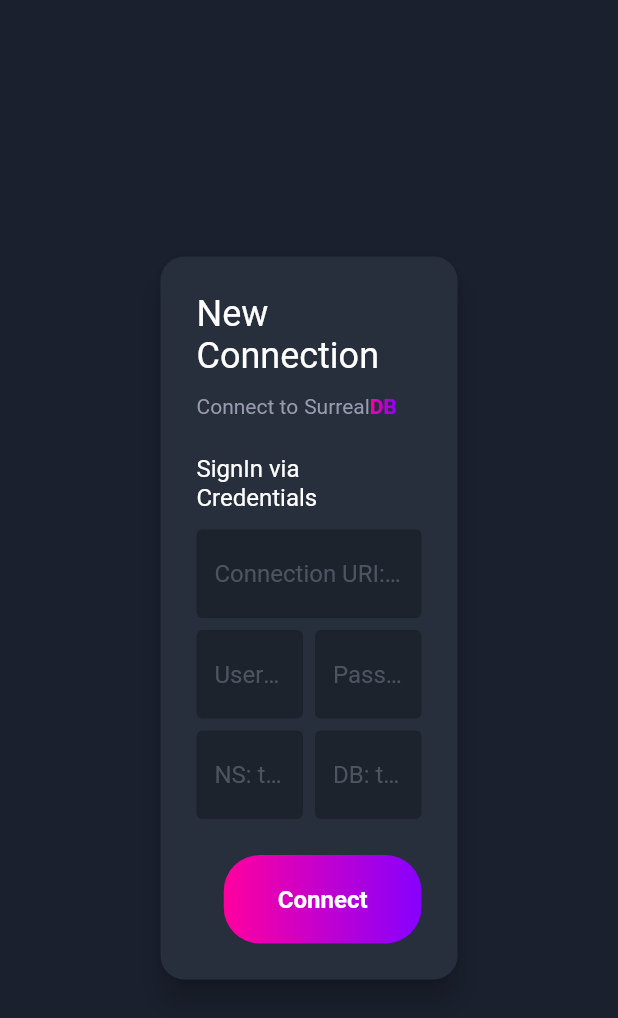
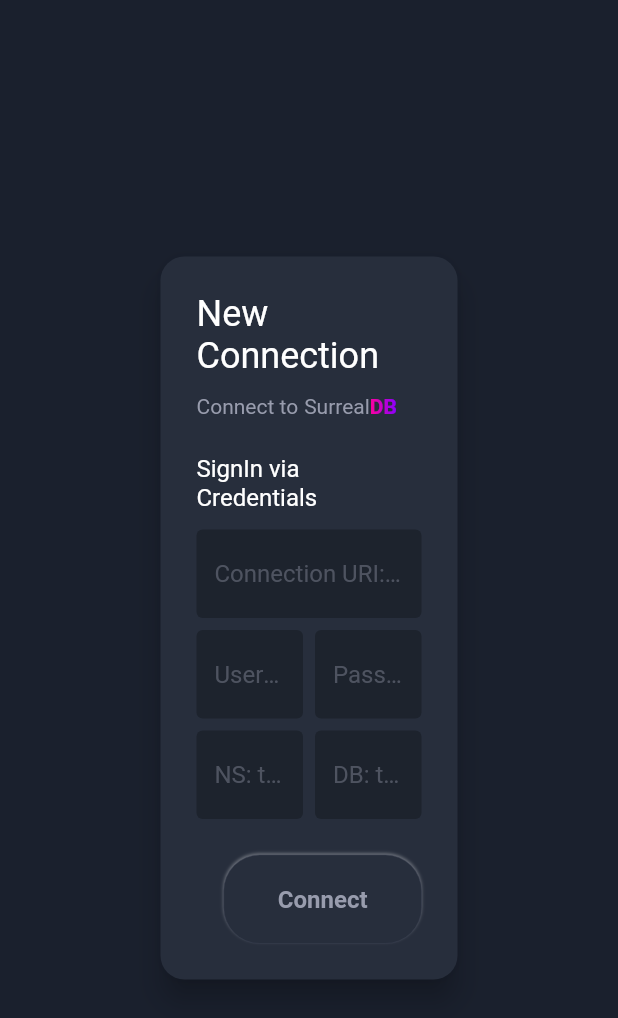
Before and after one commit to tejHackerDEV/surrealdb.dart, a Flutter app: the screen it shows after launch, on a phone screen of 412 x 824 dp. Shown: the top 1018 px of the screen. Run offline on Flutter 3.47's test engine with Material 2 defaults, Android fonts, the phone set to English and light mode, and no system bars; our stand-ins replace freezed_annotation, get_it, go_router, gradient_borders; generated files the repository leaves out were written again.

Commit message:
refactor(ui)!: Make button feel same as the one present in SurrealWebsite.
Disable button if onTap  is passed null.
Make button look gradient only in-case of hoverState or if button marked as primary via flag.

Signed-off-by: tejHackerDev <tejasimha222@gmail.com>

```diff
--- a/surrealdb_compass/lib/app/res/colors.dart
+++ b/surrealdb_compass/lib/app/res/colors.dart
@@ -35,6 +35,7 @@
   static const textContent = Color(0xFF989cad);
   static const textFieldContent = green;
   static const textFieldBg = Color(0xFF1D232D);
+  static const textDisabled = Color(0xFF8d9096);
 
   static const icon = textContent;
 
@@ -43,4 +44,12 @@
 
   static const recordValue = Color(0xFFAE81ff);
   static const recordStringValue = green;
+
+  static const unfocusedButtonBackground = Color(0xFF272E3C);
+  static const unfocusedButtonBoxShadow = Color(0x4DFFFFFF);
+  static const focusedButtonOuterBorder = Color(0xFF641074);
+  static const focusedButtonBoxShadow1 = Color(0x80FF009E);
+  static const focusedButtonBoxShadow2 = Color(0x0D000000);
+  static const focusedButtonBoxShadow3 = Color(0x4D9600FF);
+  static const focusedButtonBoxShadow4 = Color(0x0Affffff);
 }
--- a/surrealdb_compass/lib/app/widgets/my_rounded_elevated_button.dart
+++ b/surrealdb_compass/lib/app/widgets/my_rounded_elevated_button.dart
@@ -6,12 +6,14 @@
 class MyRoundedElevatedButton extends StatefulWidget {
   final String text;
   final EdgeInsets? padding;
-  final VoidCallback onTap;
+  final VoidCallback? onTap;
+  final bool isPrimary;
   const MyRoundedElevatedButton(
     this.text, {
     Key? key,
     this.padding,
     required this.onTap,
+    this.isPrimary = false,
   }) : super(key: key);
 
   @override
@@ -20,14 +22,25 @@
 }
 
 class _MyRoundedElevatedButtonState extends State<MyRoundedElevatedButton> {
-  bool isInHoverState = false;
+  bool _isInHoverState = false;
+
+  bool get _shouldShowGradientBackground {
+    if (_isInHoverState) {
+      return true;
+    }
+    if (widget.onTap == null) {
+      return false;
+    }
+    return widget.isPrimary;
+  }
 
   @override
   Widget build(BuildContext context) {
+    final isDisabled = widget.onTap == null;
     final borderRadius = BorderRadius.circular(24.0);
     return TweenAnimationBuilder(
       duration: const Duration(milliseconds: 200),
-      tween: Tween<double>(begin: 1.0, end: !isInHoverState ? 1.0 : 1.1),
+      tween: Tween<double>(begin: 1.0, end: !_isInHoverState ? 1.0 : 1.1),
       builder: (context, value, child) {
         return Transform.scale(
           scale: value,
@@ -36,22 +49,61 @@
       },
       child: DecoratedBox(
         decoration: BoxDecoration(
+          border: Border.all(
+            color: !_isInHoverState
+                ? isDisabled
+                    ? Colors.transparent
+                    : Colors.border.withOpacity(0.5)
+                : Colors.focusedButtonOuterBorder,
+            width: !_isInHoverState ? 0.0 : 3.0,
+          ),
           borderRadius: borderRadius,
-          gradient: Constants.kPrimaryGradient,
-          boxShadow: !isInHoverState
+          color: _shouldShowGradientBackground
               ? null
+              : Colors.unfocusedButtonBackground,
+          gradient: !_shouldShowGradientBackground
+              ? null
+              : Constants.kPrimaryGradient,
+          boxShadow: !_isInHoverState
+              ? isDisabled
+                  ? null
+                  : widget.isPrimary
+                      ? null
+                      : [
+                          const BoxShadow(
+                            color: Colors.unfocusedButtonBoxShadow,
+                            offset: Offset(0.0, -1.0),
+                            blurRadius: 1.0,
+                          ),
+                        ]
               : [
                   const BoxShadow(
-                    color: Colors.primaryGradientOne,
-                    blurRadius: 6.0,
-                  )
+                    color: Colors.focusedButtonBoxShadow1,
+                    offset: Offset(0.0, 0.0),
+                    blurRadius: 20.0,
+                  ),
+                  const BoxShadow(
+                    color: Colors.focusedButtonBoxShadow2,
+                    offset: Offset(0.0, 4.0),
+                    blurRadius: 12.0,
+                  ),
+                  const BoxShadow(
+                    color: Colors.focusedButtonBoxShadow3,
+                    offset: Offset(0.0, 0.0),
+                    blurRadius: 4.0,
+                  ),
+                  const BoxShadow(
+                    color: Colors.focusedButtonBoxShadow4,
+                    offset: Offset(0.0, -1.0),
+                    blurRadius: 1.0,
+                  ),
                 ],
         ),
         child: ElevatedButton(
           onPressed: widget.onTap,
           onHover: (value) {
             setState(() {
-              isInHoverState = value;
+              _isInHoverState = value;
             });
           },
           style: ElevatedButton.styleFrom(
@@ -68,8 +120,12 @@
           ),
           child: Text(
             widget.text,
-            style: const TextStyle(
-              color: Colors.white,
+            style: TextStyle(
+              color: !_shouldShowGradientBackground
+                  ? isDisabled
+                      ? Colors.textDisabled
+                      : Colors.textContent
+                  : Colors.white,
               fontSize: 16.0,
               fontWeight: FontWeight.w600,
             ),
```
